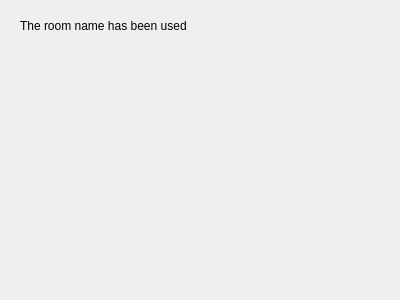
Qt form chat/error_nn.ui (L-Jay1999/ChattingRoom) before a commit.
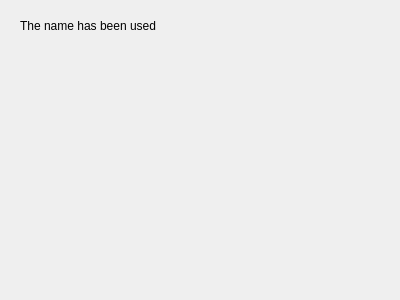
The same form after that commit.

The edit to the form file:
```diff
--- a/chat/error_nn.ui
+++ b/chat/error_nn.ui
@@ -23,7 +23,7 @@
     </rect>
    </property>
    <property name="text">
-    <string>The room name has been used</string>
+    <string>The name has been used</string>
    </property>
   </widget>
  </widget>
```
